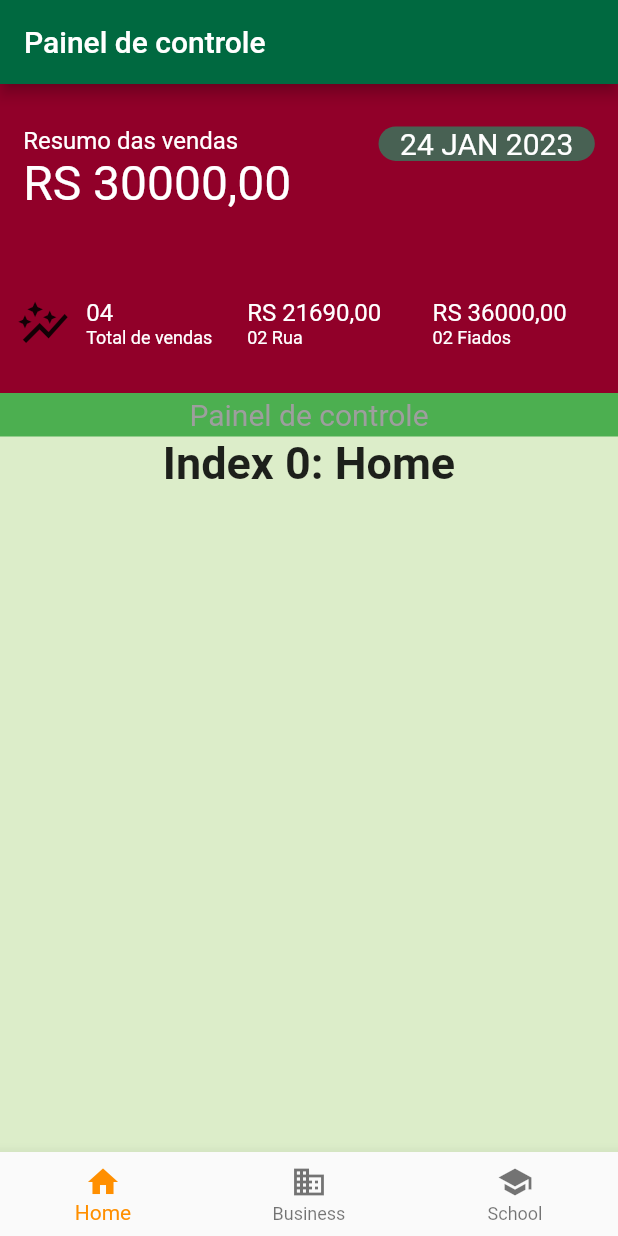
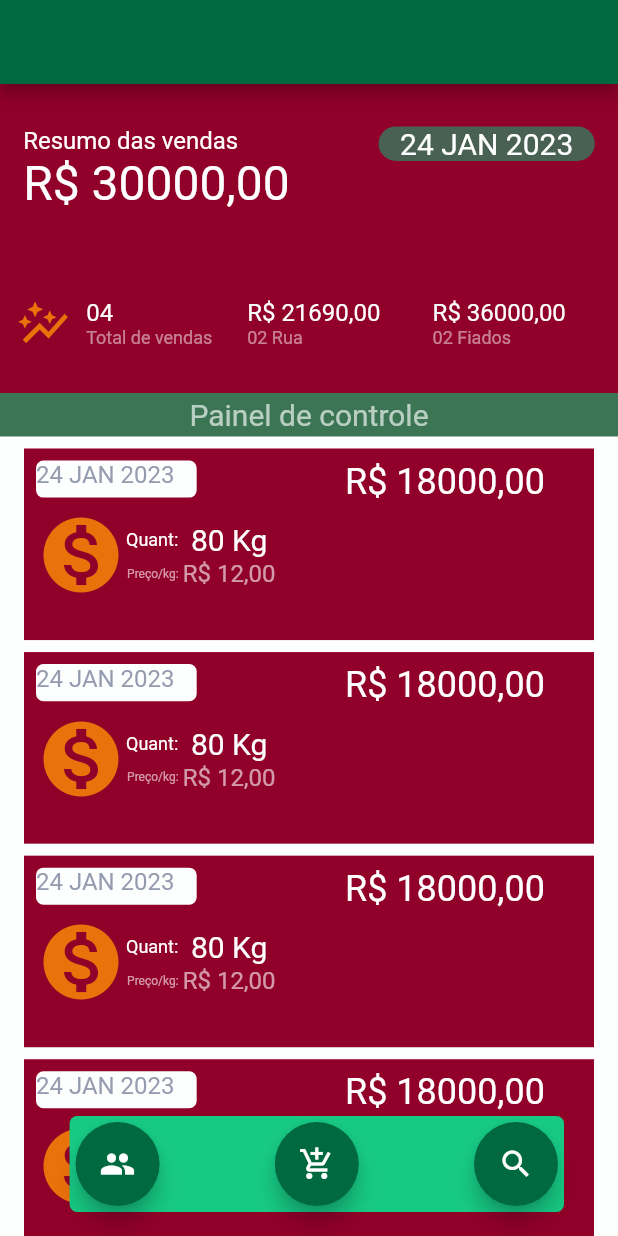
Before and after one commit to netomarques/gerenciamento_vendas, a Flutter app: the screen it shows after launch, on a phone screen of 412 x 824 dp. Run offline on Flutter 3.47's test engine with Material 2 defaults, Android fonts, the phone set to English and light mode, and no system bars.

Commit message:
Dashboard estilizado

```diff
--- a/lib/main.dart
+++ b/lib/main.dart
@@ -1,4 +1,5 @@
 import 'package:flutter/material.dart';
+import 'package:vendas_gerenciamento/widgets/add_button.dart';
 
 void main() {
   runApp(const MyApp());
@@ -13,11 +14,9 @@ class MyApp extends StatelessWidget {
       debugShowCheckedModeBanner: false,
       title: 'Flutter Demo',
       theme: ThemeData(
-        //primarySwatch: ColorSwatch(primary, _swatch) const Color(0xff006940),
         primarySwatch: buildMaterialColor(
           const Color(0xFF006940),
         ),
-        scaffoldBackgroundColor: Colors.lightGreen,
       ),
       home: const MyHomePage(title: 'Flutter Demo Home Page'),
     );
@@ -67,29 +66,61 @@ class _MyHomePageState extends State<MyHomePage> {
 
     return Scaffold(
       appBar: AppBar(
-        title: const Text('Painel de controle'),
+        title: const Text(''),
       ),
-      body: Container(
-        color: Colors.white70,
-        height: size.height,
+      body: Column(
+        children: [
+          Expanded(
+            child: ListView(
+                //shrinkWrap: true,
+                children: <Widget>[
+                  Container(
+                    color: const Color(0xffFDFFFF),
+                    //height: size.height,
                     child: Column(
                       children: <Widget>[
                         _painel(),
-            Container(
-              width: size.width,
-              color: Colors.green,
-              padding: const EdgeInsets.all(3.0),
-              child: const Text(
-                textAlign: TextAlign.center,
-                'Painel de controle',
-                style: TextStyle(color: Colors.grey, fontSize: 20),
-              ),
-            ),
-            _widgetOptions.elementAt(_selectedIndex),
+                        _textoInformacao(),
+                        _containerVenda(),
+                        _containerVenda(),
+                        _containerVenda(),
+                        _containerVenda(),
+                        _containerVenda(),
+                        _containerVenda(),
+                        _containerVenda(),
+                        //_widgetOptions.elementAt(_selectedIndex),
                       ],
                     ),
                   ),
-      bottomNavigationBar: _bottonNavigator(),
+                ]),
+          ),
+          //_bottonNavigator(),
+
+          // TextButton(
+          //   style: TextButton.styleFrom(backgroundColor: Colors.blue),
+          //   onPressed: () {},
+          //   child: const Text('ADD'),
+          // ),
+        ],
+      ),
+      floatingActionButton: _bottonfloatinNavigator(),
+      //bottomNavigationBar: _bottonNavigator(),
+    );
+  }
+
+  _textoInformacao() {
+    return Container(
+      width: size.width,
+      color: const Color(0xff3B7554),
+      padding: const EdgeInsets.all(3.0),
+      child: const Opacity(
+        opacity: 0.65,
+        child: Text(
+          textAlign: TextAlign.center,
+          'Painel de controle',
+          style: TextStyle(color: Color(0xffFDFFFF), fontSize: 20),
+        ),
+      ),
     );
   }
 
@@ -109,7 +140,7 @@ class _MyHomePageState extends State<MyHomePage> {
   }
 
   _painelResumo() {
-    return Container(
+    return SizedBox(
       width: size.width,
       child: Row(
         mainAxisAlignment: MainAxisAlignment.spaceAround,
@@ -137,7 +168,7 @@ class _MyHomePageState extends State<MyHomePage> {
           Container(
             alignment: Alignment.topLeft,
             child: const Text(
-              'RS 30000,00',
+              'R\$ 30000,00',
               style: TextStyle(color: Colors.white, fontSize: 32),
             ),
           ),
@@ -152,15 +183,97 @@ class _MyHomePageState extends State<MyHomePage> {
       alignment: Alignment.topCenter,
       decoration: BoxDecoration(
         color: const Color(0xff486153),
-        // border: Border.all(
-        //   width: 1,
-        // ),
         borderRadius: BorderRadius.circular(32),
       ),
       child: const Text(
         '24 JAN 2023',
         style: TextStyle(fontSize: 20, color: Colors.white),
       ),
+    );
+  }
+
+  _vendaData() {
+    return Container(
+      width: size.width * 0.26,
+      height: size.height * 0.03,
+      margin: const EdgeInsets.only(left: 8, top: 8),
+      decoration: BoxDecoration(
+        color: const Color(0xffFDFFFF),
+        // border: Border.all(
+        //   width: 1,
+        // ),
+        borderRadius: BorderRadius.circular(5),
+      ),
+      child: const Text(
+        '24 JAN 2023',
+        style: TextStyle(
+          fontSize: 16,
+          color: Color(0xff969CAF),
+        ),
+      ),
+    );
+  }
+
+  _vendaQuantidadePrecoPorKG() {
+    return Container(
+      width: size.width * 0.5,
+      height: 61,
+      margin: const EdgeInsets.only(left: 8, top: 8),
+      child: Row(children: <Widget>[
+        const Icon(
+          Icons.monetization_on,
+          color: Color(0xffEB710A),
+          size: 60,
+        ),
+        Container(
+          padding: const EdgeInsets.only(top: 8, bottom: 8),
+          child: Column(
+              mainAxisAlignment: MainAxisAlignment.spaceAround,
+              children: const <Widget>[
+                Text(
+                  'Quant: ',
+                  style: TextStyle(
+                    fontSize: 12,
+                    color: Color(0xffffffff),
+                  ),
+                ),
+                Opacity(
+                  opacity: 0.6,
+                  child: Text(
+                    'Preço/kg: ',
+                    style: TextStyle(
+                      fontSize: 8,
+                      color: Color(0xffffffff),
+                    ),
+                  ),
+                ),
+              ]),
+        ),
+        Container(
+          padding: const EdgeInsets.only(top: 8, bottom: 8),
+          child: Column(
+              mainAxisAlignment: MainAxisAlignment.spaceAround,
+              children: const <Widget>[
+                Text(
+                  '80 Kg',
+                  style: TextStyle(
+                    fontSize: 20,
+                    color: Color(0xfffdffff),
+                  ),
+                ),
+                Opacity(
+                  opacity: 0.6,
+                  child: Text(
+                    'R\$ 12,00',
+                    style: TextStyle(
+                      fontSize: 16,
+                      color: Color(0xfffdffff),
+                    ),
+                  ),
+                ),
+              ]),
+        ),
+      ]),
     );
   }
 
@@ -189,7 +302,7 @@ class _MyHomePageState extends State<MyHomePage> {
             width: size.width * 0.4 * 0.3,
             child: const Icon(
               Icons.auto_graph,
-              //color: Colors.yellow,
+              color: Color(0xffEB710A),
               size: 36.0,
             ),
           ),
@@ -202,15 +315,18 @@ class _MyHomePageState extends State<MyHomePage> {
                   padding: const EdgeInsets.only(left: 8),
                   child: const Text(
                     '04',
-                    style: TextStyle(color: Colors.white, fontSize: 16),
+                    style: TextStyle(color: Color(0xfffdffff), fontSize: 16),
                   ),
                 ),
                 Container(
                   alignment: Alignment.topLeft,
                   padding: const EdgeInsets.only(left: 8),
-                  child: const Text(
+                  child: const Opacity(
+                    opacity: 0.5,
+                    child: Text(
                       'Total de vendas',
-                    style: TextStyle(color: Colors.white, fontSize: 12),
+                      style: TextStyle(color: Color(0xfffdffff), fontSize: 12),
+                    ),
                   ),
                 ),
               ],
@@ -233,16 +349,19 @@ class _MyHomePageState extends State<MyHomePage> {
                 Container(
                   alignment: Alignment.topLeft,
                   child: const Text(
-                    'RS 21690,00',
-                    style: TextStyle(color: Colors.white, fontSize: 16),
+                    'R\$ 21690,00',
+                    style: TextStyle(color: Color(0xfffdffff), fontSize: 16),
                   ),
                 ),
                 Container(
                   alignment: Alignment.topLeft,
                   //padding: const EdgeInsets.only(left: 8),
-                  child: const Text(
+                  child: const Opacity(
+                    opacity: 0.5,
+                    child: Text(
                       '02 Rua',
-                    style: TextStyle(color: Colors.white, fontSize: 12),
+                      style: TextStyle(color: Color(0xfffdffff), fontSize: 12),
+                    ),
                   ),
                 ),
               ],
@@ -256,16 +375,19 @@ class _MyHomePageState extends State<MyHomePage> {
                   //padding: const EdgeInsets.only(left: 16),
                   alignment: Alignment.topLeft,
                   child: const Text(
-                    'RS 36000,00',
-                    style: TextStyle(color: Colors.white, fontSize: 16),
+                    'R\$ 36000,00',
+                    style: TextStyle(color: Color(0xfffdffff), fontSize: 16),
                   ),
                 ),
                 Container(
                   //padding: const EdgeInsets.only(left: 16),
                   alignment: Alignment.topLeft,
-                  child: const Text(
+                  child: const Opacity(
+                    opacity: 0.5,
+                    child: Text(
                       '02 Fiados',
-                    style: TextStyle(color: Colors.white, fontSize: 12),
+                      style: TextStyle(color: Color(0xfffdffff), fontSize: 12),
+                    ),
                   ),
                 ),
               ],
@@ -276,25 +398,96 @@ class _MyHomePageState extends State<MyHomePage> {
     );
   }
 
+  _containerVenda() {
+    return Container(
+      margin: const EdgeInsets.only(left: 16, top: 8, right: 16),
+      width: size.width,
+      //height: 101,
+      height: size.height * 0.155,
+      color: const Color(0xff910029),
+      child: Row(
+        children: <Widget>[
+          Column(
+              //mainAxisAlignment: MainAxisAlignment.start,
+              crossAxisAlignment: CrossAxisAlignment.start,
+              children: <Widget>[
+                _vendaData(),
+                _vendaQuantidadePrecoPorKG(),
+              ]),
+          _vendaValorTotal(),
+        ],
+      ),
+    );
+  }
+
+  _vendaValorTotal() {
+    return Container(
+      margin: const EdgeInsets.only(right: 6),
+      padding: const EdgeInsets.only(top: 8),
+      alignment: Alignment.topRight,
+      child: const Text(
+        "R\$ 18000,00",
+        style: TextStyle(color: Colors.white, fontSize: 24),
+      ),
+    );
+  }
+
   _bottonNavigator() {
-    return BottomNavigationBar(
+    return Container(
+      margin: const EdgeInsets.only(left: 40.0, right: 10.0),
+      child: BottomNavigationBar(
+          backgroundColor: const Color(0xFF006940),
           items: const <BottomNavigationBarItem>[
             BottomNavigationBarItem(
-            icon: Icon(Icons.home),
-            label: 'Home',
+              icon: Icon(Icons.people),
+              label: 'CLIENTES',
             ),
             BottomNavigationBarItem(
-            icon: Icon(Icons.business),
-            label: 'Business',
+              icon: Icon(Icons.add_shopping_cart),
+              label: 'VENDA',
             ),
             BottomNavigationBarItem(
-            icon: Icon(Icons.school),
-            label: 'School',
+              icon: Icon(Icons.search),
+              label: 'PESQUISA',
             ),
           ],
           currentIndex: _selectedIndex,
-        selectedItemColor: Colors.amber[800],
-        onTap: _onItemTapped);
+          selectedItemColor: const Color(0xffEB710A),
+          onTap: _onItemTapped),
+    );
+  }
+
+  _bottonfloatinNavigator() {
+    return Container(
+      decoration: BoxDecoration(
+        color: const Color(0xFF17CA84),
+        borderRadius: BorderRadius.circular(5),
+      ),
+      margin: const EdgeInsets.only(right: 20),
+      width: size.width * 0.8,
+      padding: const EdgeInsets.all(4),
+      //color: const Color(0xFF17CA84),
+      child: Row(
+        mainAxisAlignment: MainAxisAlignment.spaceBetween,
+        children: [
+          FloatingActionButton(
+            tooltip: 'Increment',
+            onPressed: () {},
+            child: const Icon(Icons.people),
+          ),
+          FloatingActionButton(
+            tooltip: 'Increment',
+            onPressed: () {},
+            child: const Icon(Icons.add_shopping_cart),
+          ),
+          FloatingActionButton(
+            tooltip: 'Increment',
+            onPressed: () {},
+            child: const Icon(Icons.search),
+          ),
+        ],
+      ),
+    );
   }
 }
 
--- /dev/null
+++ b/lib/widgets/add_button.dart
@@ -0,0 +1,24 @@
+import 'package:flutter/material.dart';
+
+class AddButton extends StatelessWidget {
+  const AddButton({super.key, required this.onPressed});
+
+  final void Function() onPressed;
+
+  @override
+  Widget build(BuildContext context) {
+    return SafeArea(
+      child: Container(
+        //color: const Color(0xffFDFFFF),
+        //color: Colors.black,
+        margin: const EdgeInsets.all(10),
+        constraints: const BoxConstraints.expand(height: 50),
+        child: TextButton(
+          style: TextButton.styleFrom( backgroundColor: Colors.blue),
+          onPressed: onPressed,
+          child: const Text('ADD'),
+        ),
+      ),
+    );
+  }
+}
```
Lines whose indentation alone changed are shown as unchanged.
